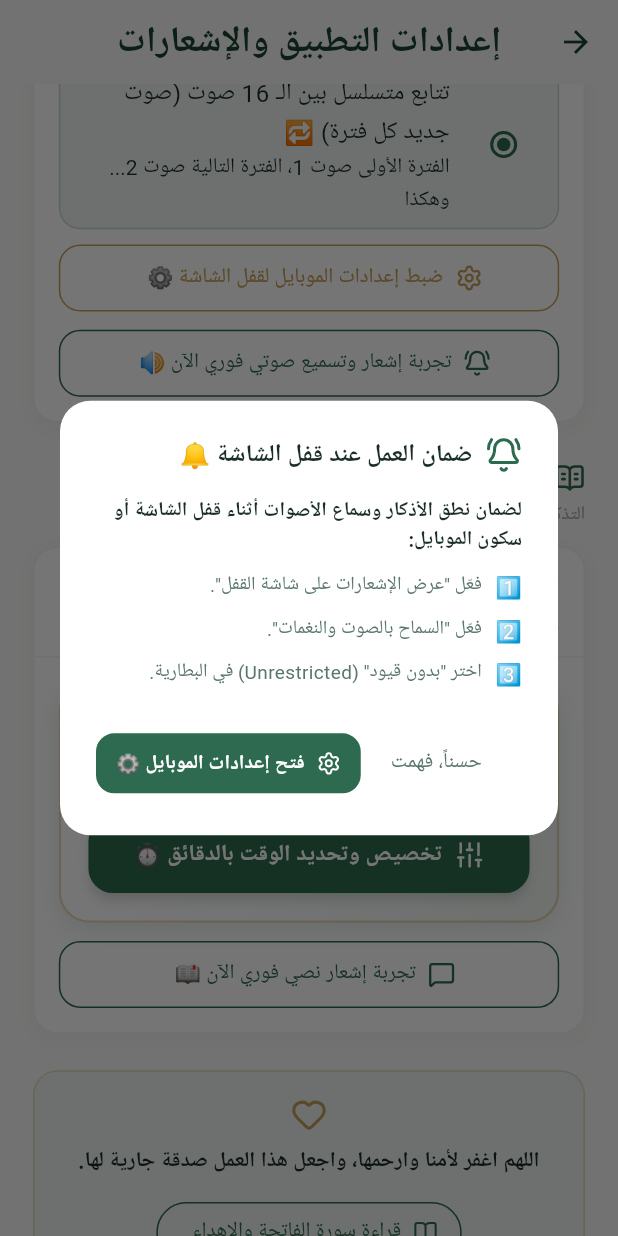
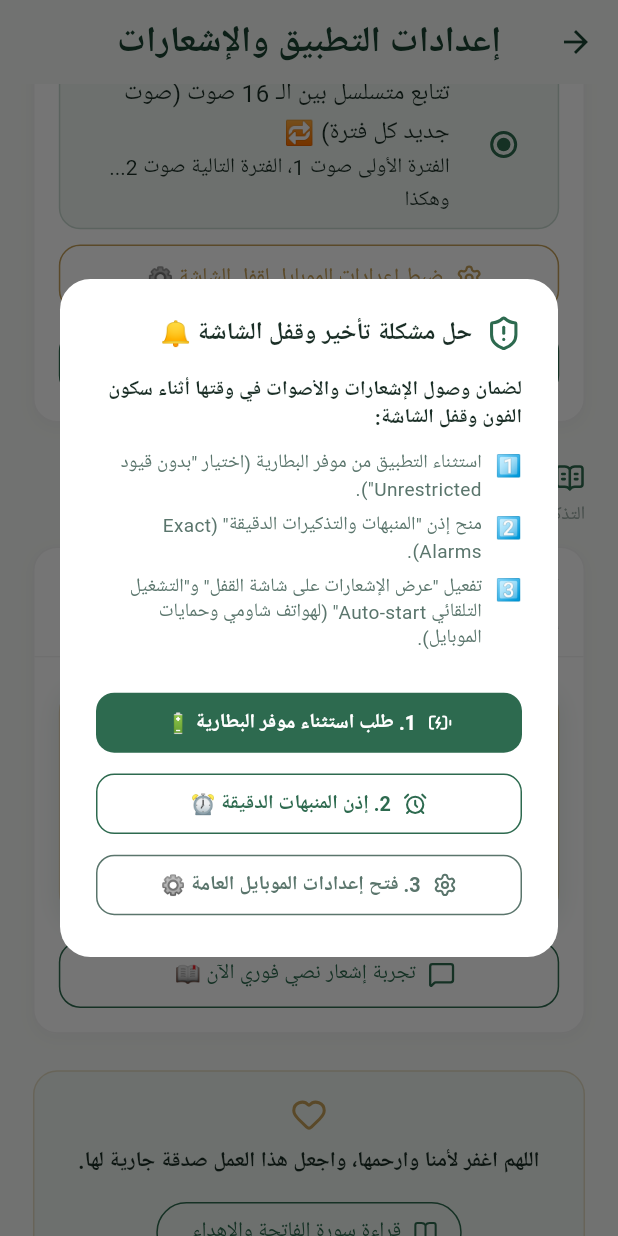
Before and after one commit to MohamedRefky/athkar_alarms, a Flutter app: the SettingsScreen screen opened directly, scrolled down 1152 dp, after a tap on "ضبط إعدادات الموبايل لقفل الشاشة ⚙️", on a phone screen of 412 x 824 dp. Run offline on Flutter 3.47's test engine with Material 3 defaults, Android fonts, the phone set to English and light mode, and no system bars; our stand-ins replace audioplayers, equatable, file_picker, flutter_bloc, flutter_local_notifications, flutter_screenutil and 6 more; accounts and stored records are empty; Roboto replaces fonts that are missing (Zain).

Commit message:
feat: implement notification system with settings management, Android permissions, and UI integration

```diff
--- a/lib/cubits/settings_cubit.dart
+++ b/lib/cubits/settings_cubit.dart
@@ -107,11 +107,13 @@ class SettingsCubit extends Cubit<SettingsState> {
   Future<void> rescheduleNotifications({
     required List<DuaModel> duas,
     List<AudioAzkarModel> audioAzkar = const [],
+    bool onlyIfEmpty = false,
   }) async {
     await _notificationService.scheduleNotifications(
       settings: state.settings,
       duas: duas,
       audioAzkar: audioAzkar,
+      onlyIfEmpty: onlyIfEmpty,
     );
   }
 }
--- a/lib/screens/settings_screen.dart
+++ b/lib/screens/settings_screen.dart
@@ -73,11 +73,11 @@ class _SettingsScreenState extends State<SettingsScreen> {
           ),
           title: Row(
             children: [
-              Icon(LucideIcons.bellRing, color: AppColors.primary, size: 24.r),
+              Icon(LucideIcons.shieldAlert, color: AppColors.primary, size: 24.r),
               SizedBox(width: 8.w),
               Expanded(
                 child: Text(
-                  'ضمان العمل عند قفل الشاشة 🔔',
+                  'حل مشكلة تأخير وقفل الشاشة 🔔',
                   style: TextStyle(
                     fontSize: 16.sp,
                     fontWeight: FontWeight.bold,
@@ -89,12 +89,13 @@ class _SettingsScreenState extends State<SettingsScreen> {
               ),
             ],
           ),
-          content: Column(
+          content: SingleChildScrollView(
+            child: Column(
               mainAxisSize: MainAxisSize.min,
               crossAxisAlignment: CrossAxisAlignment.start,
               children: [
                 Text(
-                'لضمان نطق الأذكار وسماع الأصوات أثناء قفل الشاشة أو سكون الموبايل:',
+                  'لضمان وصول الإشعارات والأصوات في وقتها أثناء سكون الفون وقفل الشاشة:',
                   style: TextStyle(
                     fontSize: 13.sp,
                     height: 1.4,
@@ -107,35 +108,28 @@ class _SettingsScreenState extends State<SettingsScreen> {
                 SizedBox(height: 12.h),
                 _buildDialogStepRow(
                   '1️⃣',
-                'فعّل "عرض الإشعارات على شاشة القفل".',
+                  'استثناء التطبيق من موفر البطارية (اختيار "بدون قيود Unrestricted").',
                   isDark,
                 ),
                 SizedBox(height: 8.h),
                 _buildDialogStepRow(
                   '2️⃣',
-                'فعّل "السماح بالصوت والنغمات".',
+                  'منح إذن "المنبهات والتذكيرات الدقيقة" (Exact Alarms).',
                   isDark,
                 ),
                 SizedBox(height: 8.h),
                 _buildDialogStepRow(
                   '3️⃣',
-                'اختر "بدون قيود" (Unrestricted) في البطارية.',
+                  'تفعيل "عرض الإشعارات على شاشة القفل" و"التشغيل التلقائي Auto-start" (لهواتف شاومي وحمايات الموبايل).',
                   isDark,
                 ),
               ],
             ),
+          ),
           actions: [
-            TextButton(
-              onPressed: () => Navigator.pop(dialogContext),
-              child: Text(
-                'حسناً، فهمت',
-                style: TextStyle(
-                  color: isDark
-                      ? AppColors.darkTextSecondary
-                      : AppColors.textSecondary,
-                ),
-              ),
-            ),
+            Column(
+              crossAxisAlignment: CrossAxisAlignment.stretch,
+              children: [
                 ElevatedButton.icon(
                   style: ElevatedButton.styleFrom(
                     backgroundColor: AppColors.primary,
@@ -145,9 +139,70 @@ class _SettingsScreenState extends State<SettingsScreen> {
                     ),
                     padding: EdgeInsets.symmetric(horizontal: 12.w, vertical: 10.h),
                   ),
+                  icon: Icon(LucideIcons.batteryCharging, size: 16.r),
+                  label: Text(
+                    '1. طلب استثناء موفر البطارية 🔋',
+                    style: TextStyle(
+                      fontSize: 13.sp,
+                      fontWeight: FontWeight.bold,
+                    ),
+                  ),
+                  onPressed: () async {
+                    Navigator.pop(dialogContext);
+                    final notificationService = sl<NotificationService>();
+                    final res = await notificationService.requestIgnoreBatteryOptimizations();
+                    if (context.mounted) {
+                      ScaffoldMessenger.of(context).showSnackBar(
+                        SnackBar(
+                          content: Text(res
+                              ? 'تم استثناء التطبيق من موفر البطارية بنجاح ⚡'
+                              : 'يرجى اختيار "بدون قيود" من إعدادات البطارية'),
+                          backgroundColor: res ? AppColors.primary : AppColors.accentGold,
+                          behavior: SnackBarBehavior.floating,
+                        ),
+                      );
+                    }
+                  },
+                ),
+                SizedBox(height: 6.h),
+                OutlinedButton.icon(
+                  style: OutlinedButton.styleFrom(
+                    foregroundColor: AppColors.primary,
+                    side: const BorderSide(color: AppColors.primary),
+                    shape: RoundedRectangleBorder(
+                      borderRadius: BorderRadius.circular(12.r),
+                    ),
+                    padding: EdgeInsets.symmetric(horizontal: 12.w, vertical: 10.h),
+                  ),
+                  icon: Icon(LucideIcons.alarmClock, size: 16.r),
+                  label: Text(
+                    '2. إذن المنبهات الدقيقة ⏰',
+                    style: TextStyle(
+                      fontSize: 13.sp,
+                      fontWeight: FontWeight.bold,
+                    ),
+                  ),
+                  onPressed: () async {
+                    Navigator.pop(dialogContext);
+                    final notificationService = sl<NotificationService>();
+                    await notificationService.requestExactAlarmPermission();
+                  },
+                ),
+                SizedBox(height: 6.h),
+                OutlinedButton.icon(
+                  style: OutlinedButton.styleFrom(
+                    foregroundColor: isDark ? AppColors.darkTextSecondary : AppColors.textSecondary,
+                    side: BorderSide(
+                      color: isDark ? AppColors.darkTextSecondary : AppColors.textSecondary,
+                    ),
+                    shape: RoundedRectangleBorder(
+                      borderRadius: BorderRadius.circular(12.r),
+                    ),
+                    padding: EdgeInsets.symmetric(horizontal: 12.w, vertical: 10.h),
+                  ),
                   icon: Icon(LucideIcons.settings, size: 16.r),
                   label: Text(
-                'فتح إعدادات الموبايل ⚙️',
+                    '3. فتح إعدادات الموبايل العامة ⚙️',
                     style: TextStyle(
                       fontSize: 13.sp,
                       fontWeight: FontWeight.bold,
@@ -157,6 +212,8 @@ class _SettingsScreenState extends State<SettingsScreen> {
                     Navigator.pop(dialogContext);
                     await openAppSettings();
                   },
+                ),
+              ],
             ),
           ],
         );
--- a/lib/screens/shell_screen.dart
+++ b/lib/screens/shell_screen.dart
@@ -49,6 +49,7 @@ class _ShellScreenState extends State<ShellScreen> {
       context.read<SettingsCubit>().rescheduleNotifications(
             duas: duaCubit.state.duas,
             audioAzkar: duaCubit.state.audioAzkar,
+            onlyIfEmpty: true,
           );
     }
   }
@@ -108,6 +109,7 @@ class _ShellScreenState extends State<ShellScreen> {
         context.read<SettingsCubit>().rescheduleNotifications(
               duas: state.duas,
               audioAzkar: state.audioAzkar,
+              onlyIfEmpty: true,
             );
       },
       child: Scaffold(
```
Also changed, not shown: lib/services/notification_service.dart (+49 -5 lines), 1 other file. Lines whose indentation alone changed are shown as unchanged.
